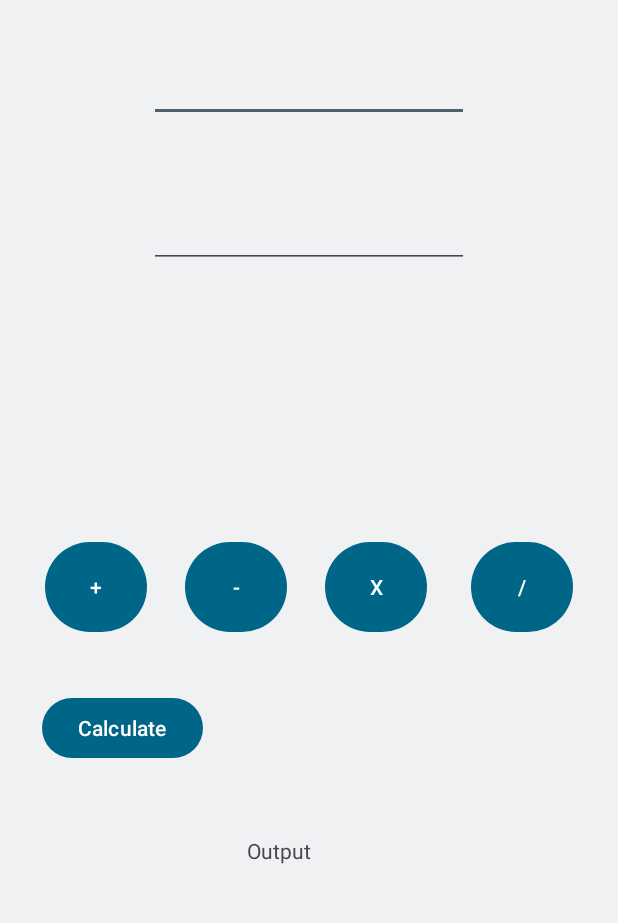
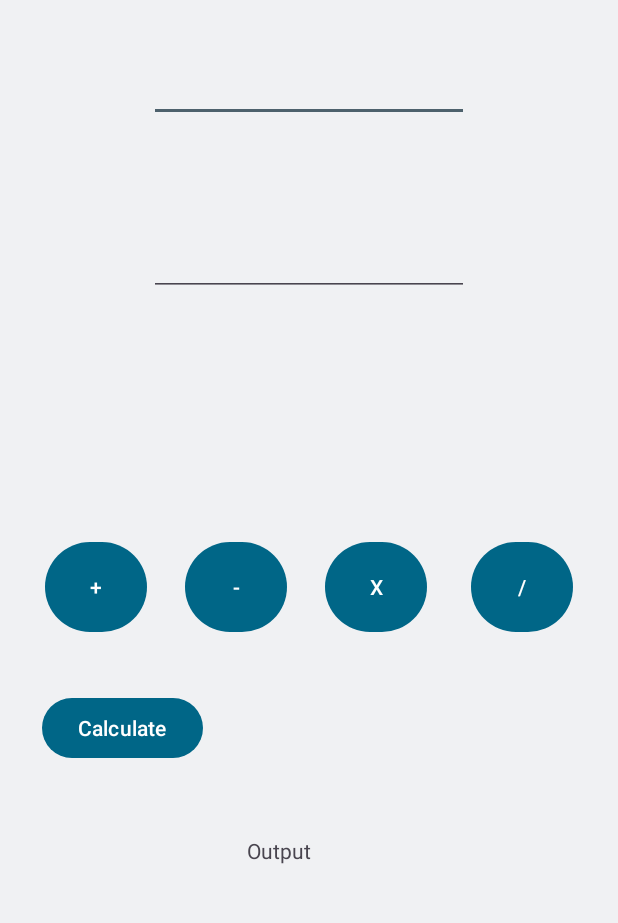
Before and after one commit to MithunA12/CalculatorAppArun, an Android app: the screen it shows after launch (MainActivity), on a phone screen of 412 x 824 dp, the part 106-1029 px from its top. Run offline under Robolectric (Android 15) with nearby library versions, the phone set to English and light mode, and no system bars; our stand-ins replace Volley; libraries missing offline, so code that uses them is left out: com.android.volley.

```diff
--- a/app/build.gradle
+++ b/app/build.gradle
@@ -33,6 +33,7 @@ dependencies {
     implementation 'androidx.appcompat:appcompat:1.6.1'
     implementation 'com.google.android.material:material:1.5.0'
     implementation 'androidx.constraintlayout:constraintlayout:2.1.4'
+    implementation 'com.android.volley:volley:1.2.1'
     testImplementation 'junit:junit:4.13.2'
     androidTestImplementation 'androidx.test.ext:junit:1.1.3'
     androidTestImplementation 'androidx.test.espresso:espresso-core:3.4.0'
--- a/app/src/main/res/layout/activity_main.xml
+++ b/app/src/main/res/layout/activity_main.xml
@@ -13,6 +13,7 @@
         android:layout_height="68dp"
         android:layout_marginStart="@dimen/buttonMarginBetween"
         android:layout_marginBottom="@dimen/bottomButtonMargin"
+        android:onClick="sub"
         android:text="-"
         app:layout_constraintBottom_toBottomOf="parent"
         app:layout_constraintStart_toEndOf="@+id/AddButton" />
@@ -24,6 +25,7 @@
         android:layout_marginStart="@dimen/buttonMarginBetween"
         android:layout_marginBottom="@dimen/bottomButtonMargin"
         android:text="X"
+        android:onClick="mult"
         app:layout_constraintBottom_toBottomOf="parent"
         app:layout_constraintStart_toEndOf="@+id/SubtractButton" />
 
@@ -35,6 +37,7 @@
         android:layout_marginEnd="@dimen/buttonMarginEdge"
         android:layout_marginBottom="@dimen/bottomButtonMargin"
         android:text="/"
+        android:onClick="div"
         app:layout_constraintBottom_toBottomOf="parent"
         app:layout_constraintEnd_toEndOf="parent"
         app:layout_constraintHorizontal_bias="1.0"
@@ -65,8 +68,8 @@
 
     <EditText
         android:id="@+id/inputTextTwo"
-        android:layout_width="wrap_content"
-        android:layout_height="wrap_content"
+        android:layout_width="213dp"
+        android:layout_height="64dp"
         android:layout_marginTop="52dp"
         android:ems="10"
         android:inputType="text"
@@ -81,11 +84,12 @@
         android:layout_marginStart="@dimen/buttonMarginEdge"
         android:layout_marginBottom="@dimen/bottomButtonMargin"
         android:text="+"
+        android:onClick="add"
         app:layout_constraintBottom_toBottomOf="parent"
         app:layout_constraintStart_toStartOf="parent" />
 
     <TextView
-        android:id="@+id/textView3"
+        android:id="@+id/outputTextView"
         android:layout_width="83dp"
         android:layout_height="40dp"
         android:layout_marginBottom="156dp"
@@ -101,6 +105,7 @@
         android:layout_marginStart="28dp"
         android:layout_marginTop="36dp"
         android:text="Calculate"
+        android:onClick="calculate"
         app:layout_constraintStart_toStartOf="parent"
         app:layout_constraintTop_toBottomOf="@+id/AddButton" />
 
```
Also changed, not shown: app/src/main/java/com/example/calculatorapparun/MainActivity.java (+51 -4 lines).
